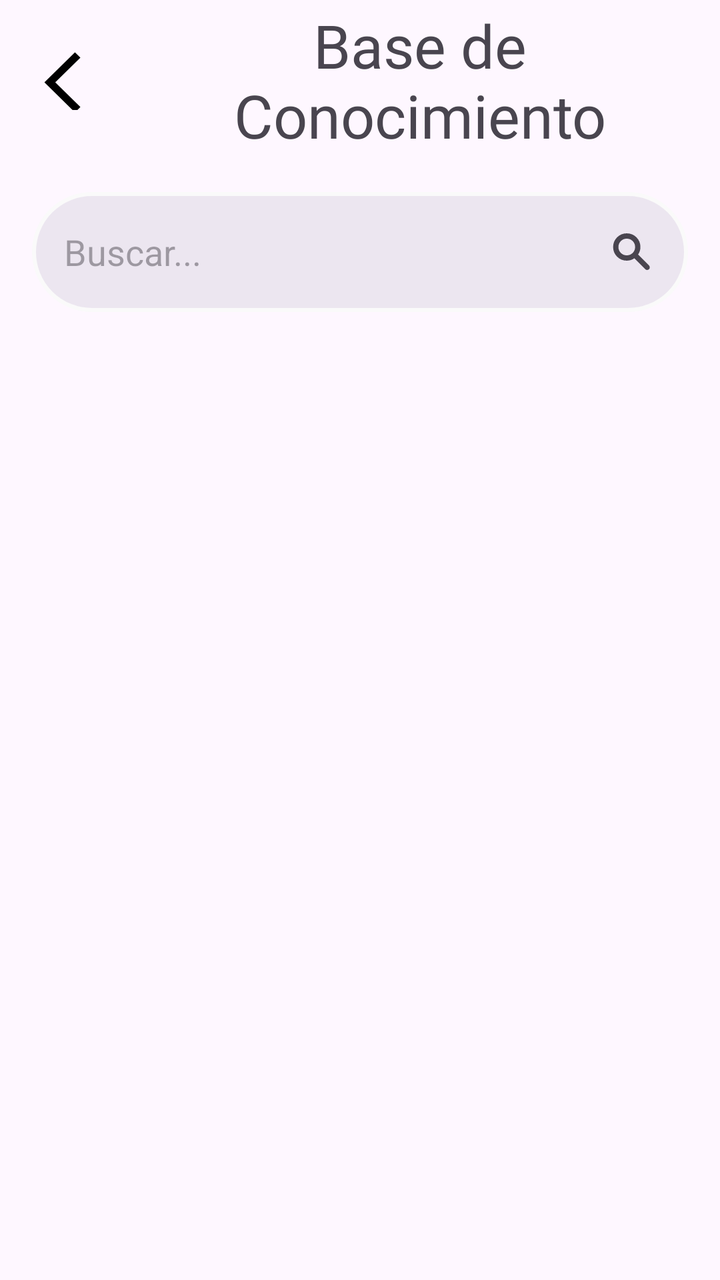
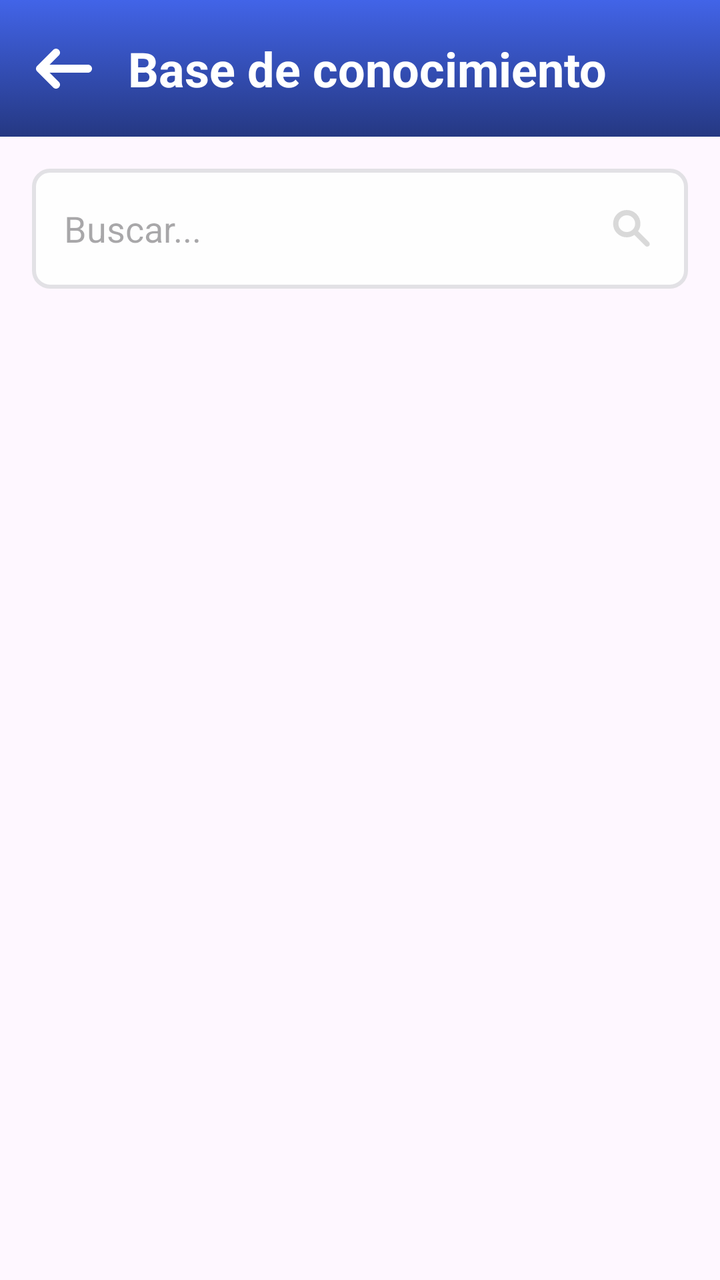

Before-and-after screenshots of an Android layout around one commit, followed by the original layout XML and the change that was made.
<!-- AndroidManifest.xml: application theme Theme.ReparApp -->
<!-- res/layout/fragment_knowledge_base.xml -->
<?xml version="1.0" encoding="utf-8"?>
<androidx.constraintlayout.widget.ConstraintLayout xmlns:android="http://schemas.android.com/apk/res/android"
    xmlns:tools="http://schemas.android.com/tools"
    android:layout_width="match_parent"
    android:layout_height="match_parent"
    xmlns:app="http://schemas.android.com/apk/res-auto"
    tools:context=".views.ui.fragments.InventarioFragment">

    <LinearLayout
        android:id="@+id/head"
        android:layout_width="match_parent"
        android:layout_height="80dp"
        android:orientation="horizontal"
        android:gravity="start|center"
        app:layout_constraintTop_toTopOf="parent">

        <ImageView
            android:id="@+id/img_flecha_atras"
            android:layout_width="60dp"
            android:layout_height="match_parent"
            android:padding="15dp"
            android:src="@drawable/ic_arrow_back"/>

        <TextView
            android:layout_width="wrap_content"
            android:layout_height="match_parent"
            android:fontFamily="@font/roboto_bold"
            android:gravity="center"
            android:text="Base de Conocimiento"
            android:textSize="30dp" />

    </LinearLayout>

    <EditText
        android:id="@+id/et_buscar_base_conocimientos"
        android:layout_width="match_parent"
        android:layout_height="60dp"
        app:layout_constraintTop_toBottomOf="@+id/head"
        android:ems="10"
        android:drawablePadding="16dp"
        android:padding="16dp"
        android:layout_margin="16dp"
        android:inputType="text"
        android:hint="Buscar..."
        android:drawableTint="#49454F"
        android:background="@drawable/item_search"
        android:drawableEnd="@drawable/search"/>

    <androidx.recyclerview.widget.RecyclerView
        android:id="@+id/rv_lista_base_conocimientos"
        android:layout_width="0dp"
        android:layout_height="0dp"
        android:paddingTop="8dp"
        android:paddingBottom="8dp"
        android:clipToPadding="false"
        app:layout_constraintTop_toBottomOf="@id/et_buscar_base_conocimientos"
        app:layout_constraintStart_toStartOf="parent"
        app:layout_constraintEnd_toEndOf="parent"
        app:layout_constraintBottom_toBottomOf="parent"
        tools:listitem="@layout/item_knowledge_card" />

</androidx.constraintlayout.widget.ConstraintLayout>
<!-- res/layout/item_knowledge_card.xml (included above) -->
<?xml version="1.0" encoding="utf-8"?>
<androidx.constraintlayout.widget.ConstraintLayout xmlns:android="http://schemas.android.com/apk/res/android"
    android:layout_width="match_parent"
    android:layout_height="wrap_content"
    xmlns:app="http://schemas.android.com/apk/res-auto">

    <com.google.android.material.card.MaterialCardView
        android:layout_width="match_parent"
        android:layout_height="wrap_content"
        android:layout_marginHorizontal="8dp"
        android:layout_marginVertical="16dp"
        app:layout_constraintTop_toTopOf="parent">
       <LinearLayout
           android:layout_width="match_parent"
           android:layout_height="wrap_content"
           android:gravity="start|center"
           android:padding="10dp"
           android:orientation="vertical">

          <LinearLayout
              android:layout_width="match_parent"
              android:layout_height="50dp"
              android:orientation="horizontal">
              <TextView
                  android:id="@+id/tv_nombre_problema"
                  android:layout_width="wrap_content"
                  android:layout_height="match_parent"
                  android:layout_weight="1"
                  android:gravity="start|center"
                  android:text="Pantalla rota de iphone 15"
                  android:textAppearance="?attr/textAppearanceHeadline6"/>

              <ImageView
                  android:id="@+id/img_ver_detalle"
                  android:layout_width="50dp"
                  android:layout_height="50dp"
                  android:src="@drawable/ic_arrow_right_png"/>
          </LinearLayout>

           <TextView
               android:id="@+id/tv_fecha_reporte"
               android:layout_width="wrap_content"
               android:layout_height="wrap_content"
               android:layout_marginTop="8dp"
               android:text="18 de Marzo del 2025"
               android:textSize="17sp"
               android:textAppearance="?attr/textAppearanceBody2"
               android:textColor="?android:attr/textColorSecondary" />

           <TextView
               android:id="@+id/tv_descripcion_solucion"
               android:layout_width="wrap_content"
               android:layout_height="wrap_content"
               android:layout_marginTop="16dp"
               android:text="Para el cambio de pantalla de este modelo, debemos consultar con la guía específica ..."
               android:textAppearance="?attr/textAppearanceBody1" />

           <TextView
               android:id="@+id/tv_nombre_tecnico"
               android:layout_width="wrap_content"
               android:layout_height="wrap_content"
               android:layout_marginTop="16dp"
               android:text="Tec. Quezada Chorres"
               android:textSize="15sp"
               android:textAppearance="?attr/textAppearanceCaption" />
       </LinearLayout>
    </com.google.android.material.card.MaterialCardView>
</androidx.constraintlayout.widget.ConstraintLayout>
<!-- resources referenced by this layout -->
<resources>
  <!-- drawable ic_arrow_back (drawable) -->
  <vector xmlns:android="http://schemas.android.com/apk/res/android"
      android:width="25dp"
      android:height="25dp"
      android:viewportWidth="25"
      android:viewportHeight="25">
    <group>
      <clip-path
          android:pathData="M0,0h25v25h-25z"/>
      <path
          android:pathData="M18.739,26L6,13.5L18.739,1L21,3.219L10.522,13.5L21,23.781L18.739,26Z"
          android:fillColor="#000000"/>
    </group>
  </vector>
  <!-- drawable ic_arrow_right_png (drawable) -->
  <vector xmlns:android="http://schemas.android.com/apk/res/android"
      android:width="20dp"
      android:height="20dp"
      android:viewportWidth="20"
      android:viewportHeight="20">
    <path
        android:pathData="M10,10m-10,0a10,10 0,1 1,20 0a10,10 0,1 1,-20 0"
        android:fillColor="#F5F5F5"/>
    <path
        android:pathData="M11.776,9.999L7.79,6.013C7.676,5.899 7.676,5.714 7.79,5.6L8.326,5.064C8.44,4.95 8.624,4.95 8.738,5.064L13.467,9.793C13.581,9.907 13.581,10.091 13.467,10.205L8.738,14.934C8.624,15.048 8.44,15.048 8.326,14.934L7.79,14.398C7.676,14.284 7.676,14.099 7.79,13.985L11.776,9.999Z"
        android:fillColor="#000000"/>
  </vector>
  <!-- drawable item_search (drawable) -->
  <?xml version="1.0" encoding="utf-8"?>
  <selector xmlns:android="http://schemas.android.com/apk/res/android">
  
      <item>
          <shape android:shape="rectangle">
              <solid android:color="#ECE6F0"/>
              <corners android:radius="50dp"/>
              <stroke android:width="2dp" android:color="#fafafa"/>
          </shape>
      </item>
  </selector>
  <!-- drawable search (drawable) -->
  <vector xmlns:android="http://schemas.android.com/apk/res/android"
      android:width="24dp"
      android:height="24dp"
      android:viewportWidth="960"
      android:viewportHeight="960">
    <path
        android:pathData="M375.48,653q-114.09,0 -193.55,-79.46 -79.45,-79.45 -79.45,-193.54 0,-114.09 79.45,-193.54Q261.39,107 375.48,107q114.09,0 193.54,79.46 79.46,79.45 79.46,193.54 0,45.13 -12.87,83.28T601,530.3l219.48,220.05q14.96,15.52 14.96,37.32 0,21.81 -15.53,36.77 -14.95,14.95 -37.04,14.95t-37.04,-14.95L526.91,605.52q-29.43,21.74 -68.15,34.61Q420.04,653 375.48,653ZM375.48,547q69.91,0 118.45,-48.54 48.55,-48.55 48.55,-118.46t-48.55,-118.46Q445.39,213 375.48,213t-118.46,48.54Q208.48,310.09 208.48,380t48.54,118.46Q305.57,547 375.48,547Z"
        android:fillColor="#e3e3e3"/>
  </vector>
  <style name="Theme.ReparApp" parent="Base.Theme.ReparApp" />
  <style name="Base.Theme.ReparApp" parent="Theme.Material3.DayNight.NoActionBar">
          
          
      </style>
</resources>

<!-- the commit's change to res/layout/fragment_knowledge_base.xml (unified diff, before → after) -->
@@ -1,35 +1,49 @@
 <?xml version="1.0" encoding="utf-8"?>
-<androidx.constraintlayout.widget.ConstraintLayout xmlns:android="http://schemas.android.com/apk/res/android"
+<LinearLayout xmlns:android="http://schemas.android.com/apk/res/android"
     xmlns:tools="http://schemas.android.com/tools"
     android:layout_width="match_parent"
     android:layout_height="match_parent"
     xmlns:app="http://schemas.android.com/apk/res-auto"
+    android:orientation="vertical"
     tools:context=".views.ui.fragments.InventarioFragment">
 
-    <LinearLayout
-        android:id="@+id/head"
+    <androidx.constraintlayout.widget.ConstraintLayout
+        android:id="@+id/headerLayout"
         android:layout_width="match_parent"
-        android:layout_height="80dp"
+        android:layout_height="wrap_content"
+        android:background="@drawable/bg_fondo"
+        android:gravity="center_vertical"
         android:orientation="horizontal"
-        android:gravity="start|center"
-        app:layout_constraintTop_toTopOf="parent">
+        android:paddingHorizontal="16dp"
+        android:paddingVertical="18dp"
+        >
 
         <ImageView
-            android:id="@+id/img_flecha_atras"
-            android:layout_width="60dp"
-            android:layout_height="match_parent"
-            android:padding="15dp"
-            android:src="@drawable/ic_arrow_back"/>
+            android:id="@+id/img_flecha_back"
+            android:layout_width="wrap_content"
+            android:layout_height="wrap_content"
+            app:layout_constraintStart_toStartOf="parent"
+            app:layout_constraintTop_toTopOf="parent"
+            app:layout_constraintBottom_toBottomOf="parent"
+            android:src="@drawable/icon_arrow_back"
+            />
 
         <TextView
+            android:id="@+id/tv_titulo_home"
             android:layout_width="wrap_content"
-            android:layout_height="match_parent"
-            android:fontFamily="@font/roboto_bold"
-            android:gravity="center"
-            android:text="Base de Conocimiento"
-            android:textSize="30dp" />
+            android:layout_height="wrap_content"
+            android:layout_marginStart="16dp"
+            android:text="Base de conocimiento"
+            android:textColor="@android:color/white"
+            android:textSize="24sp"
+            android:textStyle="bold"
+            app:layout_constraintStart_toEndOf="@id/img_flecha_back"
+            app:layout_constraintTop_toTopOf="parent" />
 
-    </LinearLayout>
+
+
+
+    </androidx.constraintlayout.widget.ConstraintLayout>
 
     <EditText
         android:id="@+id/et_buscar_base_conocimientos"
@@ -41,91 +55,58 @@
         android:padding="16dp"
         android:layout_margin="16dp"
         android:inputType="text"
+        android:textSize="18sp"
         android:hint="Buscar..."
-        android:drawableTint="#49454F"
-        android:background="@drawable/item_search"
+        android:drawableTint="#D9D9D9"
+        android:background="@drawable/item_text_field"
         android:drawableEnd="@drawable/search"/>
 
     <androidx.recyclerview.widget.RecyclerView
         android:id="@+id/rv_lista_base_conocimientos"
-        android:layout_width="0dp"
-        android:layout_height="0dp"
-        android:paddingTop="8dp"
-        android:paddingBottom="8dp"
-        android:clipToPadding="false"
+        android:layout_width="match_parent"
+        android:layout_height="wrap_content"
+        android:layout_marginHorizontal="16dp"
         app:layout_constraintTop_toBottomOf="@id/et_buscar_base_conocimientos"
         app:layout_constraintStart_toStartOf="parent"
         app:layout_constraintEnd_toEndOf="parent"
         app:layout_constraintBottom_toBottomOf="parent"
-        tools:listitem="@layout/item_knowledge_card" />
+        tools:listitem="@layout/item_know_prueba" />
 
-</androidx.constraintlayout.widget.ConstraintLayout>
-<!-- res/layout/item_knowledge_card.xml (included above) -->
+</LinearLayout>
+<!-- res/layout/item_know_prueba.xml (included above) -->
 <?xml version="1.0" encoding="utf-8"?>
-<androidx.constraintlayout.widget.ConstraintLayout xmlns:android="http://schemas.android.com/apk/res/android"
-    android:layout_width="match_parent"
+<androidx.cardview.widget.CardView android:layout_width="match_parent"
     android:layout_height="wrap_content"
-    xmlns:app="http://schemas.android.com/apk/res-auto">
+    xmlns:app="http://schemas.android.com/apk/res-auto"
+    app:cardCornerRadius="4dp"
+    android:layout_margin="4dp"
+    xmlns:android="http://schemas.android.com/apk/res/android">
+        <LinearLayout
+            android:layout_width="match_parent"
+            android:layout_height="110dp"
+            android:gravity="start|center"
+            android:orientation="vertical"
+            android:paddingHorizontal="10dp"
+            >
 
-    <com.google.android.material.card.MaterialCardView
-        android:layout_width="match_parent"
-        android:layout_height="wrap_content"
-        android:layout_marginHorizontal="8dp"
-        android:layout_marginVertical="16dp"
-        app:layout_constraintTop_toTopOf="parent">
-       <LinearLayout
-           android:layout_width="match_parent"
-           android:layout_height="wrap_content"
-           android:gravity="start|center"
-           android:padding="10dp"
-           android:orientation="vertical">
+            <TextView
+                android:id="@+id/tv_nombre_problema"
+                android:layout_width="wrap_content"
+                android:layout_height="wrap_content"
+                android:gravity="start|center"
+                android:text="Pantalla rota de iphone 15"
+                android:textSize="18dp"
+                android:textAppearance="?attr/textAppearanceHeadline6" />
 
-          <LinearLayout
-              android:layout_width="match_parent"
-              android:layout_height="50dp"
-              android:orientation="horizontal">
-              <TextView
-                  android:id="@+id/tv_nombre_problema"
-                  android:layout_width="wrap_content"
-                  android:layout_height="match_parent"
-                  android:layout_weight="1"
-                  android:gravity="start|center"
-                  android:text="Pantalla rota de iphone 15"
-                  android:textAppearance="?attr/textAppearanceHeadline6"/>
+            <TextView
+                android:id="@+id/tv_descripcion_solucion"
+                android:layout_width="wrap_content"
+                android:layout_height="wrap_content"
+                android:layout_marginTop="10dp"
+                android:textSize="16dp"
+                android:textColor="#505050"
+                android:text="Para el cambio de pantalla de este modelo, debemos consultar con la guía específica ..."
+                android:textAppearance="?attr/textAppearanceBody1" />
 
-              <ImageView
-                  android:id="@+id/img_ver_detalle"
-                  android:layout_width="50dp"
-                  android:layout_height="50dp"
-                  android:src="@drawable/ic_arrow_right_png"/>
-          </LinearLayout>
-
-           <TextView
-               android:id="@+id/tv_fecha_reporte"
-               android:layout_width="wrap_content"
-               android:layout_height="wrap_content"
-               android:layout_marginTop="8dp"
-               android:text="18 de Marzo del 2025"
-               android:textSize="17sp"
-               android:textAppearance="?attr/textAppearanceBody2"
-               android:textColor="?android:attr/textColorSecondary" />
-
-           <TextView
-               android:id="@+id/tv_descripcion_solucion"
-               android:layout_width="wrap_content"
-               android:layout_height="wrap_content"
-               android:layout_marginTop="16dp"
-               android:text="Para el cambio de pantalla de este modelo, debemos consultar con la guía específica ..."
-               android:textAppearance="?attr/textAppearanceBody1" />
-
-           <TextView
-               android:id="@+id/tv_nombre_tecnico"
-               android:layout_width="wrap_content"
-               android:layout_height="wrap_content"
-               android:layout_marginTop="16dp"
-               android:text="Tec. Quezada Chorres"
-               android:textSize="15sp"
-               android:textAppearance="?attr/textAppearanceCaption" />
-       </LinearLayout>
-    </com.google.android.material.card.MaterialCardView>
-</androidx.constraintlayout.widget.ConstraintLayout>
+        </LinearLayout>
+    </androidx.cardview.widget.CardView>
<!-- resource entries referenced after the edit -->
@@ -1,41 +1,37 @@
 <!-- resources referenced by this layout -->
 <resources>
-  <!-- drawable ic_arrow_back (drawable) -->
+  <!-- drawable bg_fondo (drawable) -->
+  <?xml version="1.0" encoding="utf-8"?>
+  <selector xmlns:android="http://schemas.android.com/apk/res/android">
+      <item>
+          <shape android:shape="rectangle">
+              <gradient
+                  android:type="linear"
+                  android:angle="270"
+                  android:startColor="#4264E8"
+                  android:endColor="#253882" />
+          </shape>
+      </item>
+  </selector>
+  <!-- drawable icon_arrow_back (drawable) -->
   <vector xmlns:android="http://schemas.android.com/apk/res/android"
-      android:width="25dp"
-      android:height="25dp"
-      android:viewportWidth="25"
-      android:viewportHeight="25">
-    <group>
-      <clip-path
-          android:pathData="M0,0h25v25h-25z"/>
-      <path
-          android:pathData="M18.739,26L6,13.5L18.739,1L21,3.219L10.522,13.5L21,23.781L18.739,26Z"
-          android:fillColor="#000000"/>
-    </group>
+      android:width="32dp"
+      android:height="32dp"
+      android:viewportWidth="32"
+      android:viewportHeight="32">
+    <path
+        android:fillColor="#FFFFFF"
+        android:pathData="M28,14H8.8l4.62,-4.62C13.814,8.986 14,8.516 14,8c0,-0.984 -0.813,-2 -2,-2c-0.531,0 -0.994,0.193 -1.38,0.58l-7.958,7.958C2.334,14.866 2,15.271 2,16s0.279,1.08 0.646,1.447l7.974,7.973C11.006,25.807 11.469,26 12,26c1.188,0 2,-1.016 2,-2c0,-0.516 -0.186,-0.986 -0.58,-1.38L8.8,18H28c1.104,0 2,-0.896 2,-2S29.104,14 28,14z"/>
   </vector>
-  <!-- drawable ic_arrow_right_png (drawable) -->
-  <vector xmlns:android="http://schemas.android.com/apk/res/android"
-      android:width="20dp"
-      android:height="20dp"
-      android:viewportWidth="20"
-      android:viewportHeight="20">
-    <path
-        android:pathData="M10,10m-10,0a10,10 0,1 1,20 0a10,10 0,1 1,-20 0"
-        android:fillColor="#F5F5F5"/>
-    <path
-        android:pathData="M11.776,9.999L7.79,6.013C7.676,5.899 7.676,5.714 7.79,5.6L8.326,5.064C8.44,4.95 8.624,4.95 8.738,5.064L13.467,9.793C13.581,9.907 13.581,10.091 13.467,10.205L8.738,14.934C8.624,15.048 8.44,15.048 8.326,14.934L7.79,14.398C7.676,14.284 7.676,14.099 7.79,13.985L11.776,9.999Z"
-        android:fillColor="#000000"/>
-  </vector>
-  <!-- drawable item_search (drawable) -->
+  <!-- drawable item_text_field (drawable) -->
   <?xml version="1.0" encoding="utf-8"?>
   <selector xmlns:android="http://schemas.android.com/apk/res/android">
   
       <item>
           <shape android:shape="rectangle">
-              <solid android:color="#ECE6F0"/>
-              <corners android:radius="50dp"/>
-              <stroke android:width="2dp" android:color="#fafafa"/>
+              <solid android:color="#FEFEFE"/>
+              <corners android:radius="8dp"/>
+              <stroke android:width="2dp" android:color="#E2E1E5"/>
           </shape>
       </item>
   </selector>
